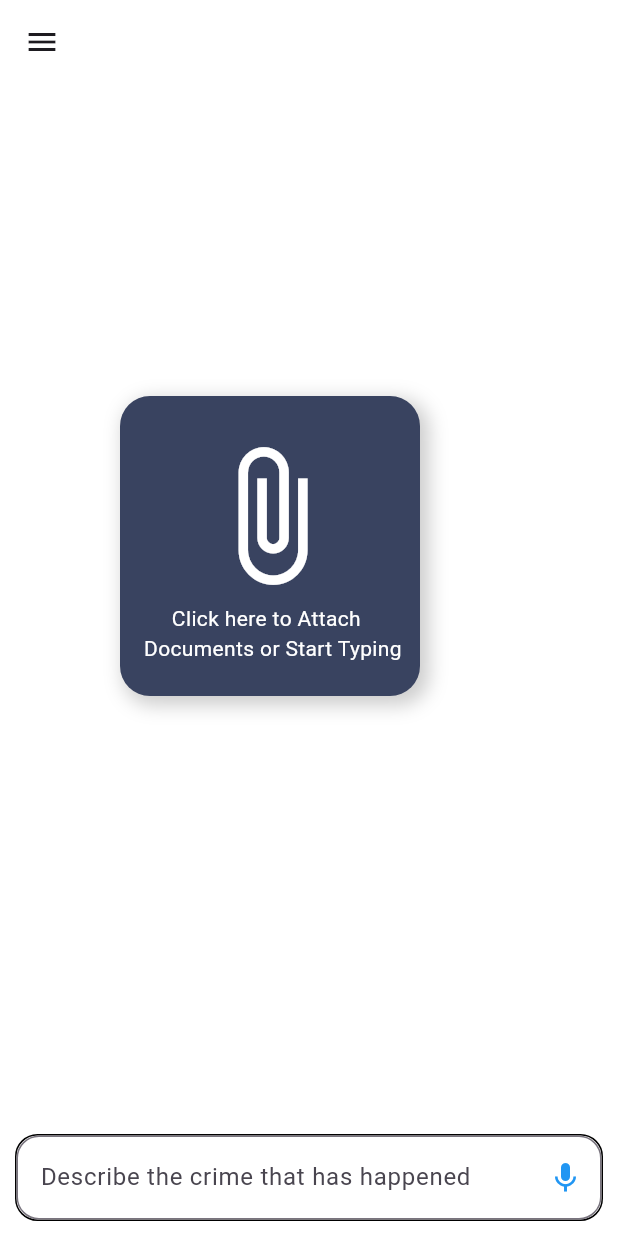
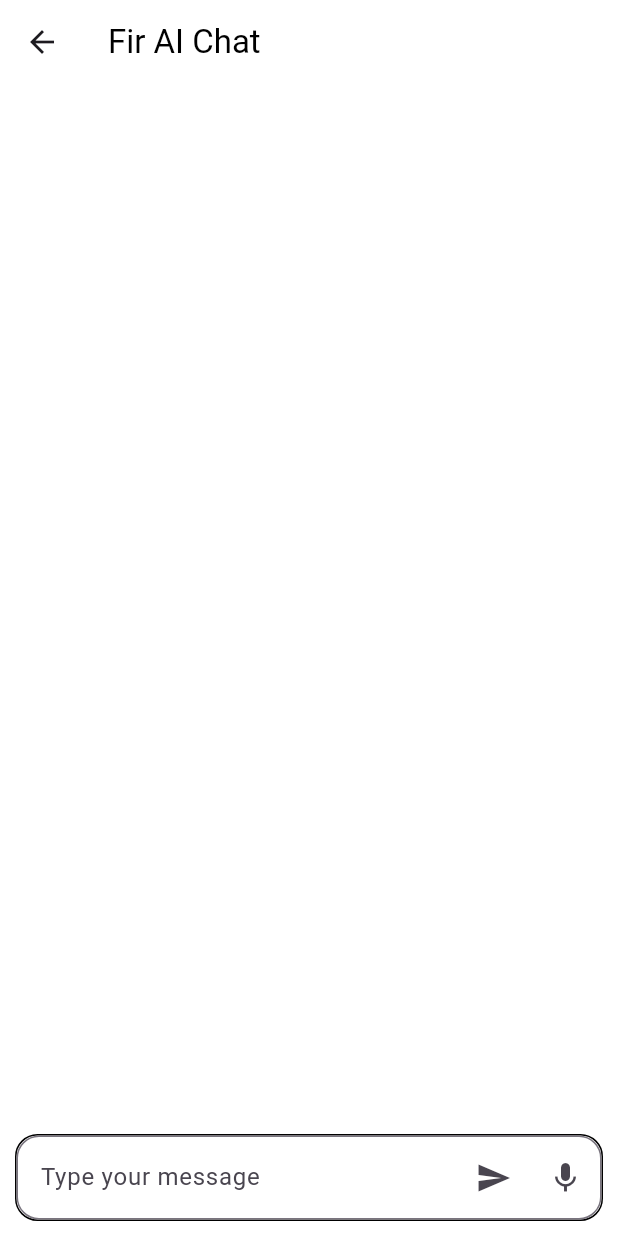
Before and after one commit to imksprateek/LexiFIR, a Flutter app: the FirAiScreen screen opened directly, on a phone screen of 412 x 824 dp. Run offline on Flutter 3.47's test engine with Material 3 defaults, Android fonts, the light colour scheme and no system bars; our stand-ins replace audioplayers, carousel_slider, logger, permission_handler, shared_preferences, speech_to_text; missing offline and left inert: flutter_sound, hyperlink; accounts and stored records are empty.

Commit message:
ai response bug

```diff
--- a/app-client/lib/main.dart
+++ b/app-client/lib/main.dart
@@ -1,4 +1,5 @@
 import 'package:app_client/pages/HomeScreen.dart';
+import 'package:app_client/services/functions/SttWebSocket.dart';
 import 'package:app_client/services/functions/speech_to_text.dart';
 import 'package:flutter/material.dart';
 import 'SplashScreen.dart';
@@ -13,6 +14,6 @@
   @override
   Widget build(BuildContext context) {
     return const MaterialApp(
-        debugShowCheckedModeBanner: false, home: Homescreen());
+        debugShowCheckedModeBanner: false, home: SplashScreen());
   }
 }
--- a/app-client/lib/pages/fir_screen2.dart
+++ b/app-client/lib/pages/fir_screen2.dart
@@ -1,4 +1,6 @@
+import 'package:app_client/services/functions/Chatmessage.dart';
 import 'package:app_client/services/functions/SpeechToText.dart';
+import 'package:app_client/services/functions/airequest.dart';
 import 'package:app_client/utils/colors.dart';
 import 'package:flutter/material.dart';
 
@@ -12,33 +14,70 @@
 }
 
 class _FirAiScreenState extends State<FirAiScreen> {
+  final List<ChatMessage> _messages = []; // To store chat messages
+
+  void _addUserMessage(String message) {
+    setState(() {
+      _messages.add(ChatMessage(content: message, isUser: true));
+      _ChatMessageController.clear();
+    });
+
+    // Simulate AI response
+    /*Future.delayed(Duration(seconds: 1), () {
+      _addAIMessage("This is a response to: $message");
+    });*/
+  }
+
+  /*void _addAIMessage(String message) {
+    setState(() {
+      _messages.add(ChatMessage(content: message, isUser: false));
+    });
+  }*/
+
   @override
   Widget build(BuildContext context) {
     return Scaffold(
       backgroundColor: Colors.white,
       appBar: AppBar(
         backgroundColor: Colors.white,
+        title: const Text(
+          'Fir AI Chat',
+          style: TextStyle(color: Colors.black),
         ),
-      drawer: const Drawer(
-        child: Column(
-          children: [Text("Chat History")],
+        elevation: 0,
+      ),
+      body: Column(
+        children: [
+          Expanded(
+            child: ListView.builder(
+              padding: const EdgeInsets.all(10),
+              itemCount: _messages.length,
+              itemBuilder: (context, index) {
+                final message = _messages[index];
+                return Align(
+                  alignment: message.isUser
+                      ? Alignment.centerRight
+                      : Alignment.centerLeft,
+                  child: Container(
+                    margin: const EdgeInsets.symmetric(vertical: 5),
+                    padding: const EdgeInsets.all(10),
+                    decoration: BoxDecoration(
+                      color:
+                          message.isUser ? Colors.blue[100] : Colors.grey[200],
+                      borderRadius: BorderRadius.circular(10),
+                    ),
+                    child: Text(
+                      message.content,
+                      style: const TextStyle(fontSize: 16),
                     ),
                   ),
-      body: Stack(
-        children: [
-          // Bottom input field and expanded space for content
-          Column(
-            children: [
-              Expanded(
-                child: Container(
-                  // Placeholder for chat or other content
-                  color: Colors.white,
+                );
+              },
             ),
           ),
           Padding(
             padding: const EdgeInsets.all(10.0),
             child: Container(
-
               decoration: BoxDecoration(
                 color: Colors.white,
                 borderRadius: BorderRadius.circular(15),
@@ -47,67 +86,30 @@
               child: TextFormField(
                 controller: _ChatMessageController,
                 decoration: InputDecoration(
-                      hintText: "Describe the crime that has happened",
+                  hintText: "Type your message",
                   border: OutlineInputBorder(
                     borderRadius: BorderRadius.circular(15),
                   ),
-                      suffixIcon: IconButton(
-                        onPressed: () async {
-                          // Add functionality for the speaker icon here
-                          print("Speaker icon tapped!");
+                  suffixIcon: SizedBox(
+                    width: 96,
+                    child: Row(
+                      children: [
+                        IconButton(
+                          onPressed: () {
+                            airequest(_ChatMessageController.text);
 
-                          print("speech to text calling..,");
-
-                          String file_path =
-                              'assets/recordings/Voiceover_Proxy.mp3';
-
-                          // await SpeechToText(file_path);
+                            if (_ChatMessageController.text.trim().isNotEmpty) {
+                              _addUserMessage(
+                                  _ChatMessageController.text.trim());
+                            }
                           },
-                        icon: Icon(Icons.mic, color: Colors.blue),
+                          icon: const Icon(Icons.send),
+                        ),
+                        IconButton(onPressed: () {}, icon: Icon(Icons.mic))
+                      ],
                     ),
                   ),
                 ),
-                ),
-              ),
-            ],
-          ),
-
-          // Center container
-          Positioned(
-            bottom: 360,
-            left: 80,
-            child: Center(
-              child: Container(
-                height: 200,
-                width: 200,
-
-                decoration: BoxDecoration(
-                  color: Appbluelight2, // Replace with your desired color
-                  borderRadius: BorderRadius.circular(20), // Rounds the edges
-                  boxShadow: [
-                    BoxShadow(
-                      color: Colors.black.withOpacity(0.2), // Shadow color
-                      spreadRadius: 2, // How wide the shadow spreads
-                      blurRadius: 10, // The softness of the shadow
-                      offset: Offset(4, 4), // Position of the shadow
-                    ),
-                  ],
-                ), // You can replace this with any color
-                child: Center(
-                    child: Column(
-                      mainAxisAlignment: MainAxisAlignment.center,
-                        crossAxisAlignment: CrossAxisAlignment.center,
-                        children: [
-                  IconButton(
-                      onPressed: () {},
-                      icon: Icon(
-                        Icons.attach_file,
-                        size: 100,
-                        color: Colors.white,
-                      )),
-                  Center(child: Text('''      Click here to Attach
- Documents or Start Typing'''  ,style: TextStyle(color: Colors.white),))
-                ])),
               ),
             ),
           ),
@@ -116,3 +118,50 @@
     );
   }
 }
+
+
+          /* Positioned(
+            bottom: 360,
+            left: 80,
+            child: Center(
+              child: Container(
+                height: 200,
+                width: 200,
+                decoration: BoxDecoration(
+                  color: Appbluelight2,
+                  borderRadius: BorderRadius.circular(20),
+                  boxShadow: [
+                    BoxShadow(
+                      color: Colors.black.withOpacity(0.2),
+                      spreadRadius: 2,
+                      blurRadius: 10,
+                      offset: const Offset(4, 4),
+                    ),
+                  ],
+                ),
+                child: Center(
+                  child: Column(
+                    mainAxisAlignment: MainAxisAlignment.center,
+                    children: [
+                      IconButton(
+                        onPressed: () {
+                          print("Attach documents button clicked");
+                        },
+                        icon: const Icon(
+                          Icons.attach_file,
+                          size: 100,
+                          color: Colors.white,
+                        ),
+                      ),
+                      const Text(
+                        '''Click here to Attach
+Documents or Start Typing''',
+                        textAlign: TextAlign.center,
+                        style: TextStyle(color: Colors.white),
+                      ),
+                    ],
+                  ),
+                ),
+              ),
+            ),
+          ),*/
--- /dev/null
+++ b/app-client/lib/services/functions/Chatmessage.dart
@@ -0,0 +1,7 @@
+class ChatMessage {
+  final String content;
+  final bool isUser;
+
+  ChatMessage({required this.content, required this.isUser});
+
+}
--- a/app-client/lib/services/functions/speechtotextt.dart
+++ b/app-client/lib/services/functions/speechtotextt.dart
@@ -1,4 +1,4 @@
-if (_speechToText.isNotListening && _confidenceLevel > 0)
+/*(if (_speechToText.isNotListening && _confidenceLevel > 0)
               Padding(
                 padding: const EdgeInsets.only(
                   bottom: 100,
@@ -89,3 +89,4 @@
         backgroundColor: Colors.red,
       ),
     );
+  */
--- a/app-client/pubspec.yaml
+++ b/app-client/pubspec.yaml
@@ -45,6 +45,7 @@
   web_socket_channel: ^3.0.1
   permission_handler: ^11.3.1
   flutter_sound: ^9.17.6
+  logger: ^2.5.0
 
 dev_dependencies:
   flutter_test:
```
Also changed, not shown: app-client/lib/services/functions/airequest.dart (added, +38 -0 lines), app-client/lib/utils/messagecontainer.dart (added), app-client/pubspec.lock, 3 other files. Lines whose indentation alone changed are shown as unchanged.
